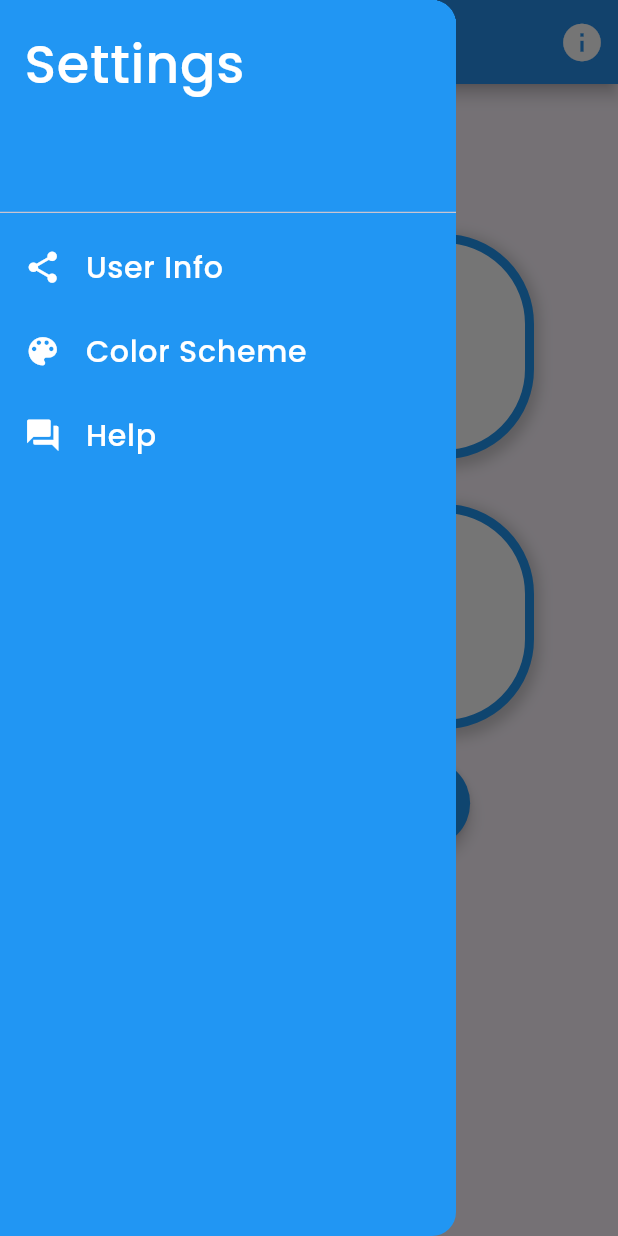
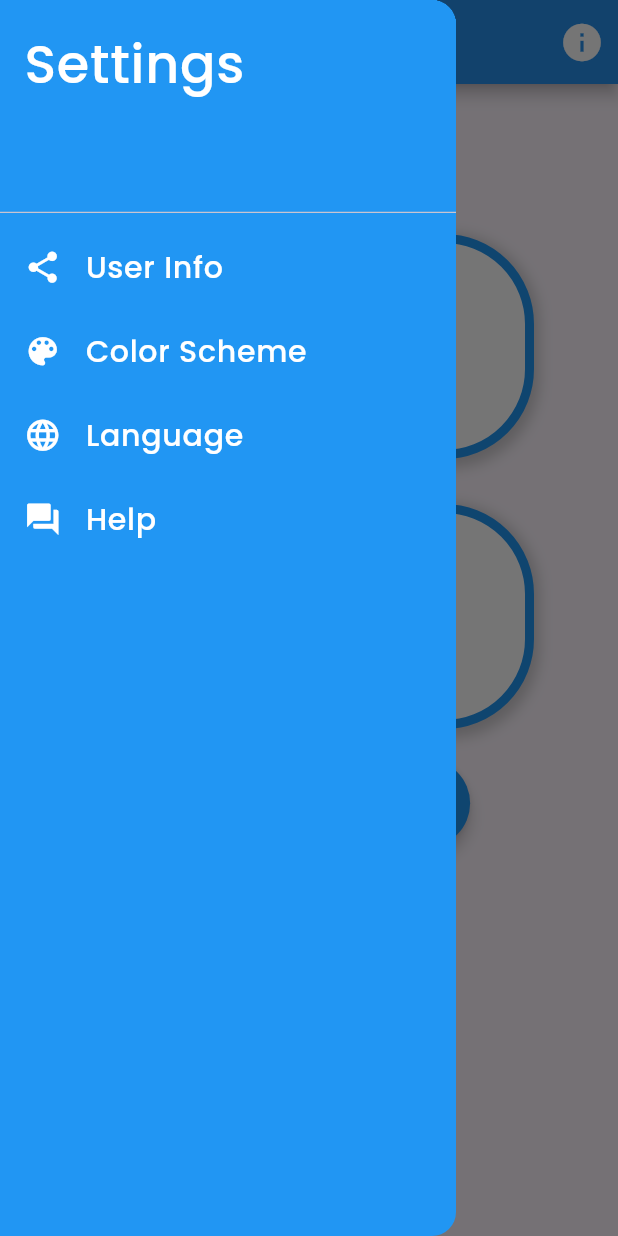
Before and after one commit to DannyM125/intro_to_programming_FBLA_23-24, a Flutter app: the screen it shows after launch, with the side drawer open, on a phone screen of 412 x 824 dp. Run offline on Flutter 3.47's test engine with Material 3 defaults, Android fonts, the light colour scheme and no system bars; our stand-ins replace google_fonts, shared_preferences.

Commit message:
Added language button back (DANNY the bum removed it lol)

```diff
--- a/lib/StatsPage.dart
+++ b/lib/StatsPage.dart
@@ -157,6 +157,24 @@ class StatisticsScreen extends StatelessWidget {
             ),
             ListTile(
               leading: Icon(
+                Icons.language,
+                color: Colors.white, // Set the color of the icon to white
+                size: 25, // Set the size of the icon
+              ),
+              title: Text(
+                      'Language',
+                      style: GoogleFonts.poppins(
+                        fontSize: 20,
+                        fontWeight: FontWeight.w500,
+                        color: Colors.white,
+                      ),
+                    ),
+              onTap: () {
+
+              },
+            ),
+            ListTile(
+              leading: Icon(
                 Icons.question_answer,
                 color: Colors.white, // Set the color of the icon to white
                 size: 25, // Set the size of the icon
@@ -264,6 +282,7 @@ If you have any questions, please contact someone from Hightstown FBLA:
                 );
               },
             ),
+
           ],
         ),
       ),
```
